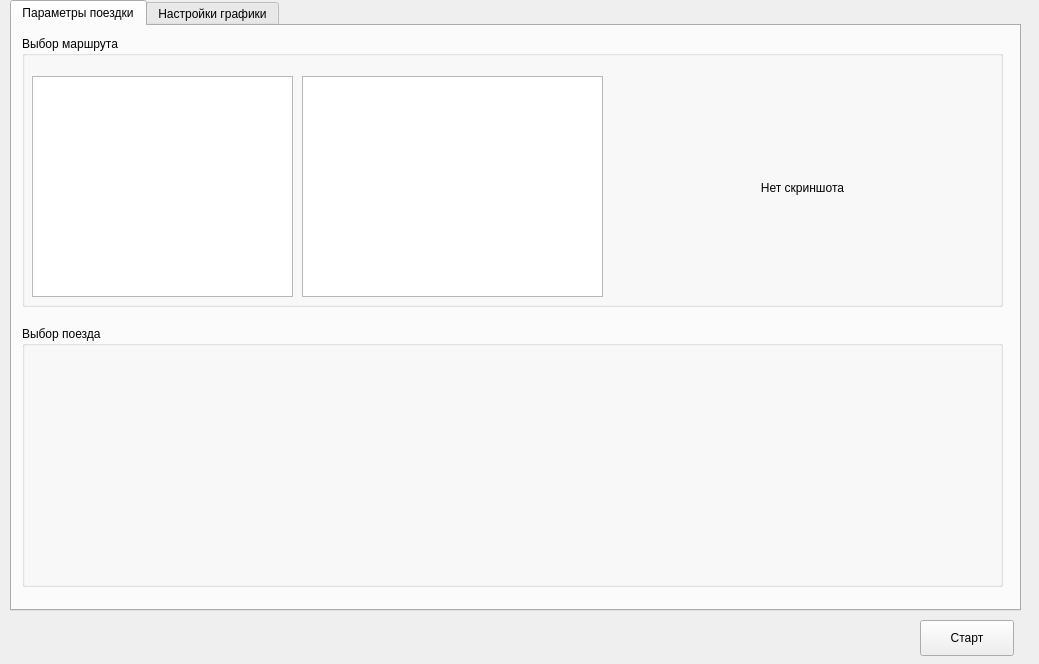
maisvendoo/RRS, file launcher/forms/mainwindow.ui: the form before one commit.
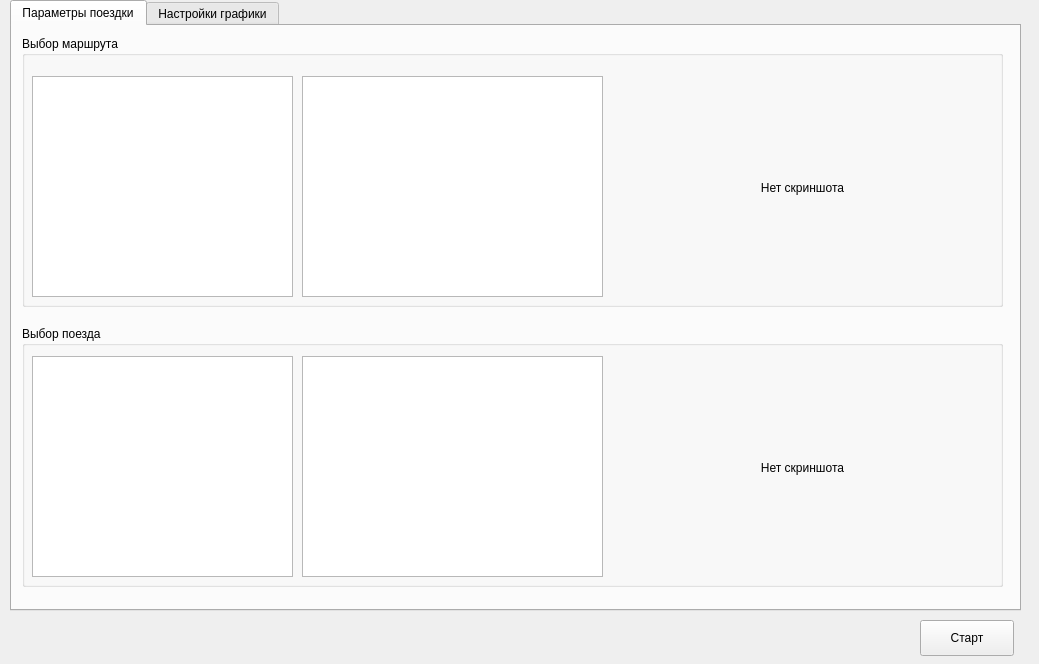
The form after the commit.

Commit message: Train selection

```diff
--- a/launcher/forms/mainwindow.ui
+++ b/launcher/forms/mainwindow.ui
@@ -104,6 +104,42 @@
       <property name="title">
        <string>Выбор поезда</string>
       </property>
+      <widget class="QListWidget" name="lwTrains">
+       <property name="geometry">
+        <rect>
+         <x>10</x>
+         <y>30</y>
+         <width>261</width>
+         <height>221</height>
+        </rect>
+       </property>
+      </widget>
+      <widget class="QPlainTextEdit" name="ptTrainDescription">
+       <property name="geometry">
+        <rect>
+         <x>280</x>
+         <y>30</y>
+         <width>301</width>
+         <height>221</height>
+        </rect>
+       </property>
+      </widget>
+      <widget class="QLabel" name="lTrainScreenShot">
+       <property name="geometry">
+        <rect>
+         <x>600</x>
+         <y>40</y>
+         <width>361</width>
+         <height>203</height>
+        </rect>
+       </property>
+       <property name="text">
+        <string>Нет скриншота</string>
+       </property>
+       <property name="alignment">
+        <set>Qt::AlignCenter</set>
+       </property>
+      </widget>
      </widget>
     </widget>
     <widget class="QWidget" name="graphSettings">
```
The commit also changes 4 other files.
